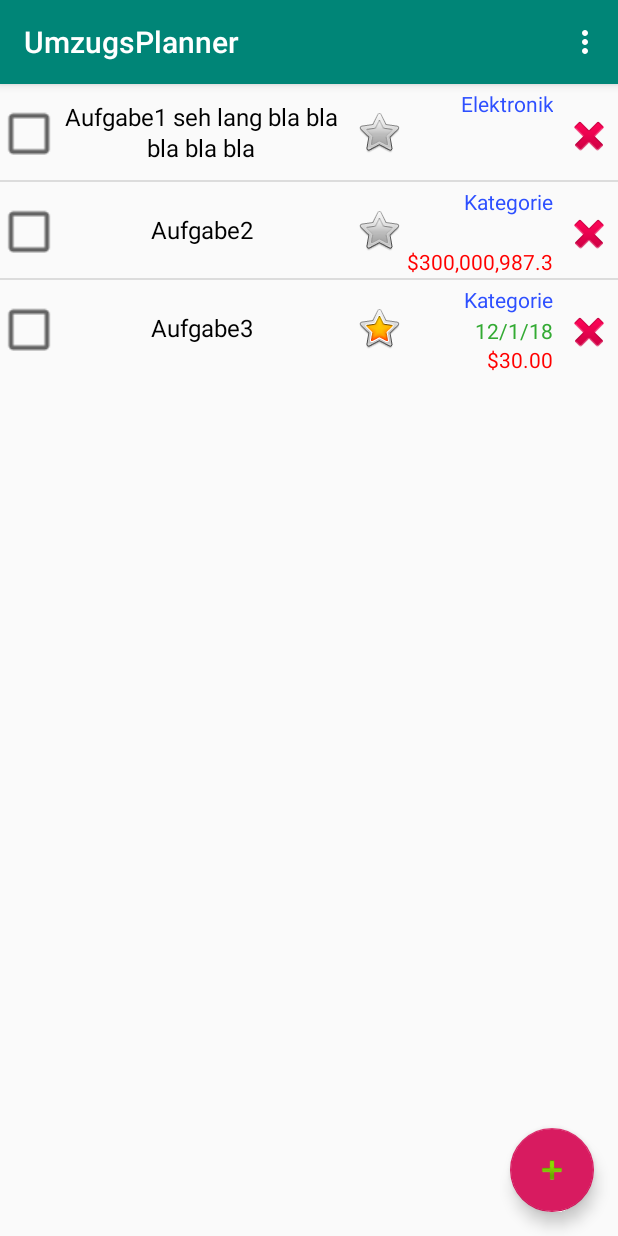
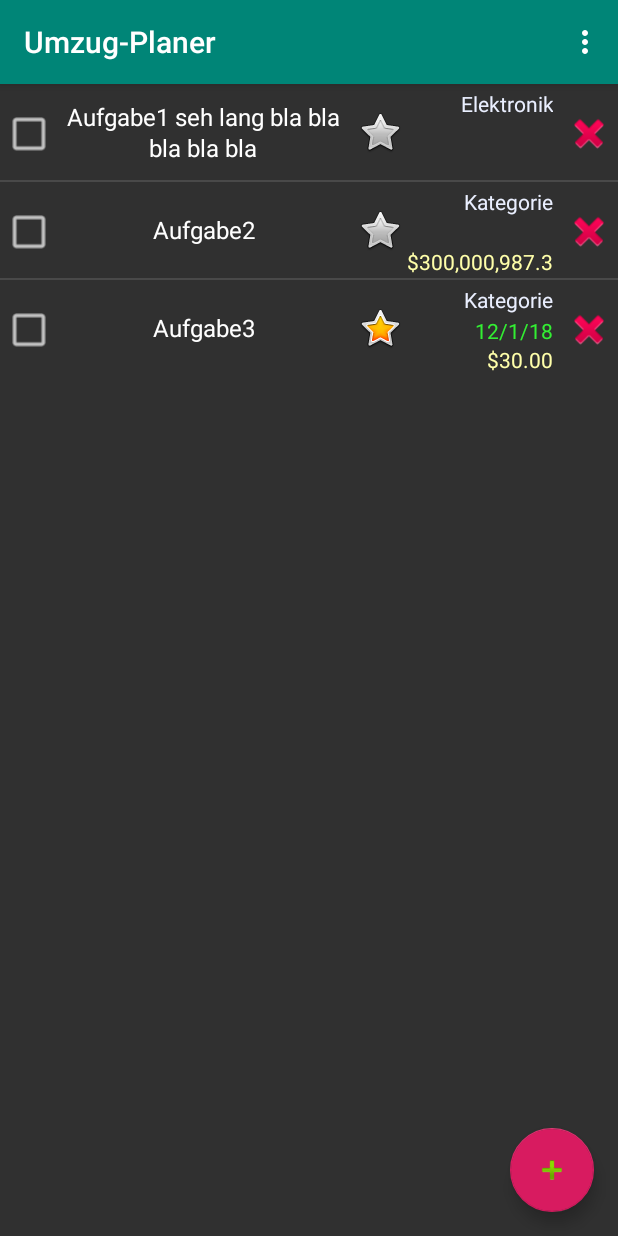
Before and after one commit to robertlange81/Umzugsplaner, an Android app: the screen it shows after launch (MainActivity), on a phone screen of 412 x 824 dp. Run offline under Robolectric (Android 15) with nearby library versions, the phone set to English and light mode, and no system bars.

Commit message:
Dunkler Versuch

```diff
--- a/app/src/main/AndroidManifest.xml
+++ b/app/src/main/AndroidManifest.xml
@@ -8,7 +8,7 @@
         android:label="@string/app_name"
         android:roundIcon="@mipmap/ic_launcher_round"
         android:supportsRtl="true"
-        android:theme="@style/AppTheme">
+        android:theme="@style/AppTheme.NoActionBar">
         <activity
             android:name=".MainActivity"
             android:label="@string/app_name"
--- a/app/src/main/res/layout/rowlayout.xml
+++ b/app/src/main/res/layout/rowlayout.xml
@@ -13,12 +13,12 @@
         android:layout_alignParentTop="true"
         android:layout_width="wrap_content"
         android:layout_height="match_parent"
-        android:layout_marginRight="2dip"
+        android:layout_marginRight="4dip"
         android:layout_marginTop="3dip"
         android:text=""
-        android:textAppearance="?android:attr/textAppearanceLarge"
-        android:scaleX="1.5"
-        android:scaleY="1.5"/>
+        android:textAppearance="?android:attr/textAppearanceMedium"
+        android:scaleX="1.2"
+        android:scaleY="1.2"/>
 
 
     <TableRow
@@ -41,7 +41,7 @@
             android:maxLines="2"
             android:lineSpacingExtra="2dp"
             android:textSize="16dp"
-            android:textColor="#000000" />
+            android:textColor="#ffffff" />
 
         <android.support.v7.widget.AppCompatImageView
             android:id="@+id/icon"
@@ -71,7 +71,7 @@
                 android:maxLines="1"
                 android:gravity="end"
                 android:layout_height="wrap_content"
-                android:textColor="#ff2d4fff" />
+                android:textColor="#ffeaefff" />
 
             <TextView android:id="@+id/termin"
                 android:layout_below="@id/typ"
@@ -83,7 +83,7 @@
                 android:maxLines="1"
                 android:gravity="end"
                 android:layout_height="wrap_content"
-                android:textColor="#ff33aa33" />
+                android:textColor="#ff33ee33" />
 
             <TextView android:id="@+id/kosten"
                 android:text="@string/platzhalter_kosten"
@@ -96,7 +96,7 @@
                 android:layout_marginRight="1dip"
                 android:layout_width="match_parent"
                 android:layout_height="wrap_content"
-                android:textColor="#ffff0000" />
+                android:textColor="#ffffaa" />
         </RelativeLayout>
 
         <android.support.v7.widget.AppCompatImageView
@@ -104,13 +104,10 @@
             android:layout_width="wrap_content"
             android:layout_height="match_parent"
             android:layout_marginLeft="3dip"
-            android:layout_marginTop="5dip"
+            android:layout_marginTop="2dip"
             android:layout_toRightOf="@id/table"
             android:adjustViewBounds="false"
             app:srcCompat="@android:drawable/ic_delete" />
 
     </TableRow>
-
-
-
 </RelativeLayout>
--- a/app/src/main/res/values/strings.xml
+++ b/app/src/main/res/values/strings.xml
@@ -1,5 +1,5 @@
 <resources>
-    <string name="app_name">UmzugsPlanner</string>
+    <string name="app_name">Umzug-Planer</string>
     <string name="einstellungen">Einstellungen</string>
     <string name="platzhalter_name">Aufgabe Aufgabe Aufgabe Aufgabe Aufgabe</string>
     <string name="platzhalter_beschreibung">Beschreibung</string>
--- a/app/src/main/res/values/styles.xml
+++ b/app/src/main/res/values/styles.xml
@@ -1,7 +1,7 @@
 <resources>
 
     <!-- Base application theme. -->
-    <style name="AppTheme" parent="Theme.AppCompat.Light.DarkActionBar">
+    <style name="AppTheme" parent="Theme.AppCompat.NoActionBar">
         <!-- Customize your theme here. -->
         <item name="colorPrimary">@color/colorPrimary</item>
         <item name="colorPrimaryDark">@color/colorPrimaryDark</item>
```
Also changed, not shown: 1 other file.
